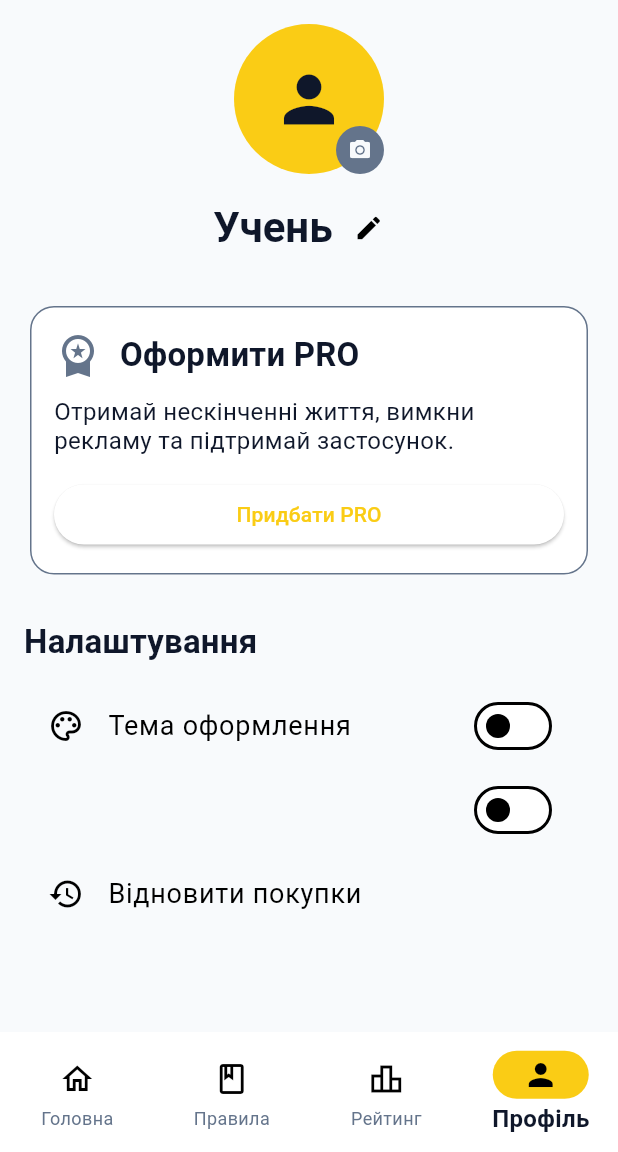
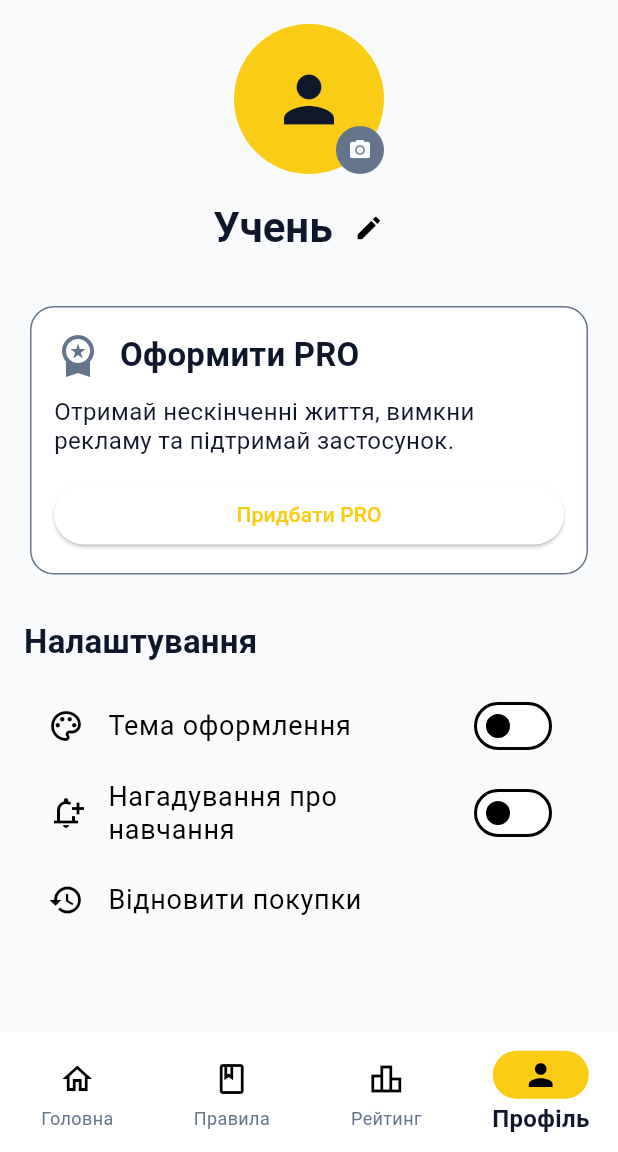
Before and after one commit to NesterovOI/ukrainian, a Flutter app: the ProfilePage screen opened by its route, on a phone screen of 412 x 824 dp, the part 84-1236 px from its top. Run offline on Flutter 3.47's test engine with Material 3 defaults, Android fonts, the phone set to English and light mode, and no system bars; our stand-ins replace audioplayers, drift, firebase_auth, firebase_core, flutter_markdown, flutter_riverpod and 8 more; accounts and stored records are empty; generated files the repository leaves out were written again.

Commit message:
Modified files profile_page.dart and main.dart

```diff
--- a/lib/features/profile/presentation/pages/profile_page.dart
+++ b/lib/features/profile/presentation/pages/profile_page.dart
@@ -260,6 +260,8 @@ class _ProfilePageState extends ConsumerState<ProfilePage> {
                 //Нагадування про навчання push
                 isThemeAndPush.when(
                   data: (settings) => SwitchListTile(
+                    secondary: const Icon(Icons.notification_add_outlined),
+                    title: Text(AppStrings.rememberForStudy),
                     value: settings.push,
                     onChanged: (value) {
                       ref.read(themeProvider.notifier).togglePush(value);
--- a/lib/main.dart
+++ b/lib/main.dart
@@ -29,12 +29,15 @@ class MyApp extends ConsumerWidget {
   @override
   Widget build(BuildContext context, WidgetRef ref) {
     final router = ref.watch(routerProvider);
-    final themeMode = ref.watch(themeProvider);
+    final themeAsync = ref.watch(themeProvider);
+
+    final isDark = themeAsync.value?.theme ?? false;
 
     return MaterialApp.router(
       routerConfig: router,
       theme: AppTheme.lightTheme,
       darkTheme: AppTheme.darkTheme,
+      themeMode: isDark ? ThemeMode.dark : ThemeMode.light,
     );
   }
 }
```
